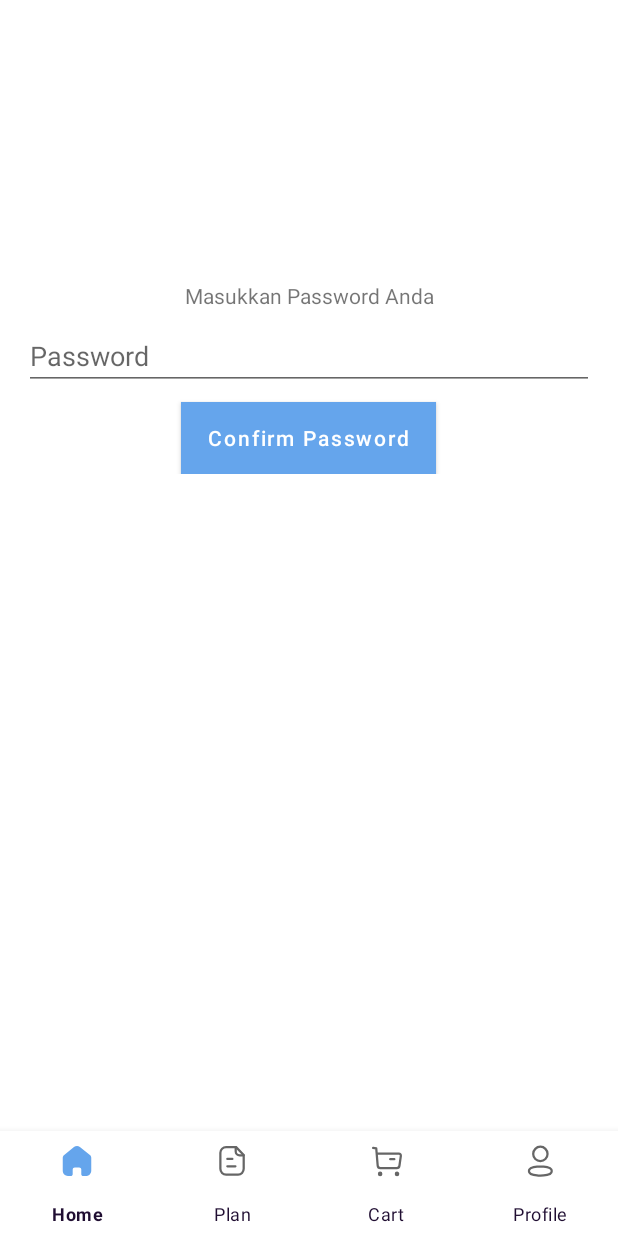
After one commit to AgungP88/getloc-apps, an Android app: the fragment UpdateEmailFragment placed in its activity, on a phone screen of 412 x 824 dp. The commit adds this screen. Run offline under Robolectric (Android 15) with nearby library versions, the phone set to English and light mode, and no system bars; our stand-ins replace Firebase (no records; nobody signed in at launch, a user with empty details on screens opened directly), Picasso; pictures from the network do not load.

Commit message:
Update Edit Profile, Change Email, Username

```diff
--- a/app/build.gradle
+++ b/app/build.gradle
@@ -2,6 +2,7 @@
     id 'com.android.application'
     id 'kotlin-android'
     id 'com.google.gms.google-services'
+    id  'androidx.navigation.safeargs'
 }
 
 android {
@@ -54,6 +55,7 @@
     implementation 'com.google.firebase:firebase-storage:20.0.0'
     implementation 'com.google.android.gms:play-services-auth:19.0.0'
     implementation platform('com.google.firebase:firebase-bom:27.1.0')
+    implementation 'androidx.legacy:legacy-support-v4:1.0.0'
 
     testImplementation 'junit:junit:4.13.2'
     androidTestImplementation 'androidx.test.ext:junit:1.1.2'
--- /dev/null
+++ b/app/src/main/java/com/cals/getloc/fragment/UpdateEmailFragment.kt
@@ -0,0 +1,108 @@
+@file:Suppress("DEPRECATION")
+
+package com.cals.getloc.fragment
+
+import android.os.Bundle
+import android.util.Patterns
+import android.view.LayoutInflater
+import android.view.View
+import android.view.ViewGroup
+import android.widget.Button
+import android.widget.EditText
+import android.widget.LinearLayout
+import android.widget.Toast
+import androidx.fragment.app.Fragment
+import com.cals.getloc.R
+import com.google.firebase.auth.EmailAuthProvider
+import com.google.firebase.auth.FirebaseAuth
+import com.google.firebase.auth.FirebaseAuthActionCodeException
+
+class UpdateEmailFragment : Fragment() {
+
+    private lateinit var auth : FirebaseAuth
+
+    override fun onCreateView(
+        inflater: LayoutInflater, container: ViewGroup?,
+        savedInstanceState: Bundle?
+    ): View? {
+        // Inflate the layout for this fragment
+        return inflater.inflate(R.layout.fragment_update_email, container, false)
+    }
+
+    override fun onViewCreated(view: View, savedInstanceState: Bundle?) {
+        super.onViewCreated(view, savedInstanceState)
+
+        auth = FirebaseAuth.getInstance()
+        val user = auth.currentUser
+        val layoutPassword: LinearLayout = view.findViewById(R.id.layoutPassword)
+        val layoutEmail: LinearLayout = view.findViewById(R.id.layoutEmail)
+        val etPassword: EditText = view.findViewById(R.id.etPassword)
+        val btnAuth: Button = view.findViewById(R.id.btnAuth)
+        val btnUpdate: Button = view.findViewById(R.id.btnUpdate)
+        val etEmail: EditText = view.findViewById(R.id.etEmail)
+
+        layoutPassword.visibility = View.VISIBLE
+        layoutEmail.visibility = View.GONE
+
+        btnAuth.setOnClickListener {
+            val password = etPassword.text.toString().trim()
+            if (password.isEmpty()){
+                etPassword.error = "Password Harus Diisi"
+                etPassword.requestFocus()
+                return@setOnClickListener
+            }
+
+            user?.let{
+                val userCredentials = EmailAuthProvider.getCredential(it.email!!, password)
+                it.reauthenticate(userCredentials).addOnCompleteListener {
+                    if (it.isSuccessful){
+                        layoutPassword.visibility = View.GONE
+                        layoutEmail.visibility = View.VISIBLE
+                    } else if(it.exception is FirebaseAuthActionCodeException){
+                        etPassword.error = "Password Salah"
+                        etPassword.requestFocus()
+                    }else{
+                        Toast.makeText(activity, "${it.exception?.message}", Toast.LENGTH_SHORT).show()
+                    }
+                }
+            }
+            btnUpdate.setOnClickListener {
+                val email = etEmail.text.toString().trim()
+
+                if (email.isEmpty()){
+                    etEmail.error = "Email harus diisi!"
+                    etEmail.requestFocus()
+                    return@setOnClickListener
+                }
+
+                if (!Patterns.EMAIL_ADDRESS.matcher(email).matches()){
+                    etEmail.error = "Email tidak valid!"
+                    etEmail.requestFocus()
+                    return@setOnClickListener
+                }
+
+                user.let {
+                    user?.updateEmail(email)?.addOnCompleteListener {
+                        if (it.isSuccessful){
+                            val profileFragment = ProfileFragment()
+                            fragmentManager?.beginTransaction()?.apply {
+                                replace(R.id.frameLayout, profileFragment, ProfileFragment::class.java.simpleName)
+                                    .addToBackStack(null)
+                                    .commit()
+
+                            }
+                        } else{
+                            Toast.makeText(activity, "${it.exception?.message}", Toast.LENGTH_SHORT).show()
+                        }
+                    }
+                }
+            }
+        }
+
+
+
+
+    }
+
+
+}
--- a/app/src/main/res/layout/fragment_profile.xml
+++ b/app/src/main/res/layout/fragment_profile.xml
@@ -27,6 +27,7 @@
             android:layout_width="50dp"
             android:layout_height="50dp"
             android:layout_marginTop="24dp"
+            android:visibility="invisible"
             app:layout_constraintStart_toStartOf="parent"
             app:layout_constraintEnd_toEndOf="parent"
             app:layout_constraintTop_toBottomOf="@id/ivProfile"
@@ -38,6 +39,7 @@
             android:layout_width="50dp"
             android:layout_height="50dp"
             android:layout_marginTop="24dp"
+            android:visibility="invisible"
             app:layout_constraintStart_toStartOf="parent"
             app:layout_constraintEnd_toEndOf="parent"
             app:layout_constraintTop_toBottomOf="@id/ivProfile"
@@ -121,7 +123,7 @@
                     android:layout_height="wrap_content"
                     android:layout_marginTop="8dp"
                     android:hint="Email"
-                    android:enabled="false"
+                    android:focusableInTouchMode="false"
                     android:inputType="textEmailAddress"
                     android:background="@drawable/bg_outline_primary_rounded"
                     android:padding="16dp"
@@ -159,7 +161,7 @@
                     android:layout_height="wrap_content"
                     android:layout_marginTop="8dp"
                     android:hint="Telpon"
-                    android:enabled="false"
+                    android:focusableInTouchMode="false"
                     android:inputType="phone"
                     android:background="@drawable/bg_outline_primary_rounded"
                     android:padding="16dp"
--- /dev/null
+++ b/app/src/main/res/layout/fragment_update_email.xml
@@ -0,0 +1,92 @@
+<?xml version="1.0" encoding="utf-8"?>
+<androidx.constraintlayout.widget.ConstraintLayout xmlns:android="http://schemas.android.com/apk/res/android"
+    xmlns:tools="http://schemas.android.com/tools"
+    android:layout_width="match_parent"
+    android:layout_height="match_parent"
+    xmlns:app="http://schemas.android.com/apk/res-auto"
+    tools:context=".fragment.UpdateEmailFragment">
+
+    <LinearLayout
+        android:id="@+id/layoutPassword"
+        android:layout_width="match_parent"
+        android:layout_height="wrap_content"
+        android:layout_marginHorizontal="16dp"
+        android:animateLayoutChanges="true"
+        android:gravity="center"
+        android:orientation="vertical"
+        android:visibility="gone"
+        app:layout_constraintBottom_toBottomOf="parent"
+        app:layout_constraintEnd_toEndOf="parent"
+        app:layout_constraintStart_toStartOf="parent"
+        app:layout_constraintTop_toTopOf="parent"
+        app:layout_constraintVertical_bias="0.3">
+
+        <TextView
+            android:layout_width="match_parent"
+            android:layout_height="wrap_content"
+            android:text="Masukkan Password Anda"
+            android:textAlignment="center" />
+
+        <EditText
+            android:id="@+id/etPassword"
+            android:layout_width="match_parent"
+            android:layout_height="wrap_content"
+            android:layout_marginVertical="8dp"
+            android:hint="Password"
+            android:inputType="textPassword"
+            android:singleLine="true" />
+
+        <Button
+            android:id="@+id/btnAuth"
+            android:layout_width="170dp"
+            android:layout_height="wrap_content"
+            android:background="@color/colorAccent"
+            android:text="Confirm Password"
+            android:textAllCaps="false"
+            android:textColor="@android:color/white" />
+    </LinearLayout>
+
+    <LinearLayout
+        android:id="@+id/layoutEmail"
+        android:layout_width="match_parent"
+        android:layout_height="wrap_content"
+        android:layout_marginHorizontal="16dp"
+        android:animateLayoutChanges="true"
+        android:gravity="center"
+        android:layout_marginStart="24dp"
+        android:layout_marginEnd="24dp"
+        android:orientation="vertical"
+        app:layout_constraintBottom_toBottomOf="parent"
+        app:layout_constraintEnd_toEndOf="parent"
+        app:layout_constraintStart_toStartOf="parent"
+        app:layout_constraintTop_toTopOf="parent"
+        app:layout_constraintVertical_bias="0.3">
+
+        <TextView
+            android:layout_width="match_parent"
+            android:layout_height="wrap_content"
+            android:text="Masukkan Email Baru"
+            android:textAlignment="center" />
+
+        <EditText
+            android:id="@+id/etEmail"
+            android:layout_width="match_parent"
+            android:layout_height="wrap_content"
+            android:hint="New Email"
+            android:inputType="textEmailAddress"
+            android:singleLine="true" />
+
+        <Button
+            android:id="@+id/btnUpdate"
+            android:layout_width="150dp"
+            android:layout_height="wrap_content"
+            android:layout_gravity="center_horizontal"
+            android:layout_marginTop="15dp"
+            android:background="@color/colorAccent"
+            android:text="Update"
+            android:textAllCaps="false"
+            android:textColor="@android:color/white" />
+
+    </LinearLayout>
+
+</androidx.constraintlayout.widget.ConstraintLayout>
--- a/app/src/main/res/values/strings.xml
+++ b/app/src/main/res/values/strings.xml
@@ -10,4 +10,6 @@
     <string name="mulai_sekarang">Mulai Sekarang!</string>
     <string name="masukan_kota_anda">Masukan Kota Anda..</string>
     <string name="pencarian_terakhir">Pencarian Terakhir</string>
+    <!-- TODO: Remove or change this placeholder text -->
+    <string name="hello_blank_fragment">Hello blank fragment</string>
 </resources>
--- a/build.gradle
+++ b/build.gradle
@@ -9,6 +9,7 @@
         classpath "com.android.tools.build:gradle:4.1.1"
         classpath "org.jetbrains.kotlin:kotlin-gradle-plugin:$kotlin_version"
         classpath 'com.google.gms:google-services:4.3.8'
+        classpath "androidx.navigation:navigation-safe-args-gradle-plugin:2.4.0-alpha01"
 
         // NOTE: Do not place your application dependencies here; they belong
         // in the individual module build.gradle files
```
Also changed, not shown: app/src/main/java/com/cals/getloc/fragment/ProfileFragment.kt (+83 -2 lines).
